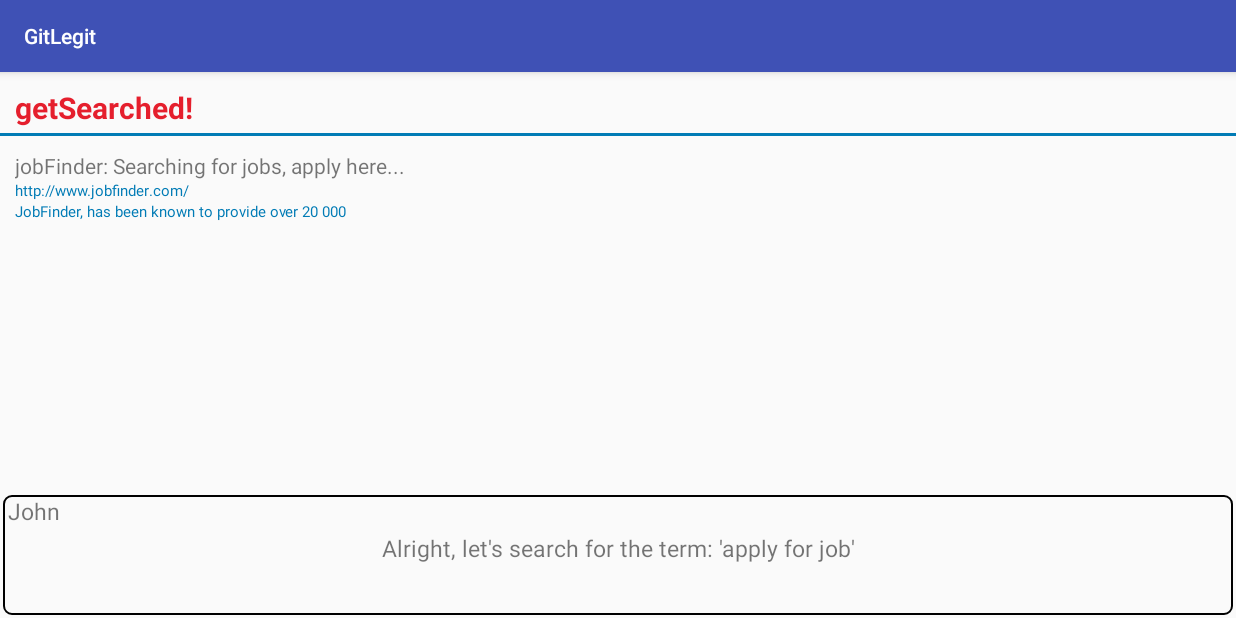
After one commit to LegitGameDeveloper/GitLegit, an Android app: the fragment SearchEngineFragment placed in its activity, on a phone screen of 824 x 412 dp (held sideways). The commit adds this screen. Run offline under Robolectric (Android 15) with nearby library versions, the phone set to English and light mode, and no system bars; our stand-ins replace ButterKnife.

Commit message:
[add]:searchpage

```diff
--- a/app/src/main/AndroidManifest.xml
+++ b/app/src/main/AndroidManifest.xml
@@ -10,15 +10,19 @@
         android:roundIcon="@mipmap/ic_launcher_round"
         android:supportsRtl="true"
         android:theme="@style/AppTheme">
+
         <activity
             android:name=".MainActivity"
             android:screenOrientation="landscape">
+
             <intent-filter>
                 <action android:name="android.intent.action.MAIN" />
 
                 <category android:name="android.intent.category.LAUNCHER" />
             </intent-filter>
+
         </activity>
+
     </application>
 
 </manifest>
--- a/app/src/main/java/gitter/privacy/gitlegit/Fragment/JohnIntroFragment.java
+++ b/app/src/main/java/gitter/privacy/gitlegit/Fragment/JohnIntroFragment.java
@@ -55,7 +55,7 @@ public class JohnIntroFragment extends BaseFragment {
                     ((MainActivity)getActivity()).setStoryText(getString(R.string.john_introduction_2),"John");
                     break;
                 case 4:
-                    ((MainActivity)getActivity()).switchToDifferentScreen(new SearchingForJobFragment(),SearchingForJobFragment.TAG, false);
+                    ((MainActivity)getActivity()).switchToDifferentScreen(new SearchEngineFragment(),SearchEngineFragment.TAG, false);
                 default:
                     Log.e(TAG, "playStory: unknown story counter for introduction given, why u do dis");
             }
--- /dev/null
+++ b/app/src/main/java/gitter/privacy/gitlegit/Fragment/SearchEngineFragment.java
@@ -0,0 +1,61 @@
+package gitter.privacy.gitlegit.Fragment;
+
+import android.os.Bundle;
+import android.support.annotation.Nullable;
+import android.util.Log;
+import android.view.LayoutInflater;
+import android.view.View;
+import android.view.ViewGroup;
+import android.widget.EditText;
+import android.widget.Toast;
+
+import butterknife.BindView;
+import butterknife.ButterKnife;
+import butterknife.OnClick;
+import gitter.privacy.gitlegit.MainActivity;
+import gitter.privacy.gitlegit.R;
+
+/**
+ * Created by jahmale_c on 20/06/2017.
+ */
+
+public class SearchEngineFragment extends BaseFragment {
+
+    public static final String TAG = "SearchEngineFragment";
+    @BindView(R.id.search_et)
+    EditText searchBar;
+
+    @Nullable
+    @Override
+    public View onCreateView(LayoutInflater inflater, @Nullable ViewGroup container, @Nullable Bundle savedInstanceState) {
+        parentView = bindXMLToFragment(R.layout.search_results_view, inflater,container);
+        ButterKnife.bind(this, parentView);
+
+        ((MainActivity)getActivity()).setStoryContainerVisible(true);
+        ((MainActivity)getActivity()).setStoryText(getString(R.string.search_engine_text1),"John");
+
+        ((MainActivity)getActivity()).setmStoryContainerListener(new View.OnClickListener() {
+            @Override
+            public void onClick(View v) {
+                // doesn't do anything
+            }
+        });
+
+        return parentView;
+    }
+
+    @OnClick(R.id.search_btn)
+    public void doSearch(){
+        String textToEvaluate = searchBar.getText().toString();
+        textToEvaluate = textToEvaluate.trim().replaceAll(" +", " ");
+
+        if(textToEvaluate.equalsIgnoreCase("apply for job")){
+            //todo: change view to the 'two results' view
+            Toast.makeText(getActivity(), "Alright, let's make job, yes?", Toast.LENGTH_SHORT).show();
+        }else{
+            //todo: change the view to 'no results found'
+            Toast.makeText(getActivity(), searchBar.getText().toString().trim(),Toast.LENGTH_SHORT).show();
+        }
+
+    }
+}
--- /dev/null
+++ b/app/src/main/res/drawable/search_btn.xml
@@ -0,0 +1,10 @@
+<?xml version="1.0" encoding="utf-8"?>
+<selector xmlns:android="http://schemas.android.com/apk/res/android">
+    <item>
+        <shape android:shape="rectangle">
+            <corners android:radius="5dp"/>
+            <solid android:color="@color/dark_grey"/>
+            <stroke android:width="1px" android:color="@color/white"/>
+        </shape>
+    </item>
+</selector>
--- a/app/src/main/res/layout-land/fill_out_form_view.xml
+++ b/app/src/main/res/layout-land/fill_out_form_view.xml
@@ -16,43 +16,44 @@
         android:layout_width="0dp"
         android:layout_height="wrap_content"
         android:layout_weight="1"
-        android:paddingLeft="5dp"
-        android:orientation="vertical">
+        android:orientation="vertical"
+        android:paddingLeft="5dp">
 
         <TextView
             android:layout_width="match_parent"
             android:layout_height="wrap_content"
+            android:gravity="center"
             android:text="Please enter your information:"
-            android:gravity="center"
-            android:textSize="20sp"/>
+            android:textSize="20sp" />
 
         <EditText
             android:id="@+id/username_input"
             android:layout_width="match_parent"
             android:layout_height="wrap_content"
-            android:paddingLeft="3dp"
-            android:hint="enter your name here..." />
+            android:hint="enter your name here..."
+            android:paddingLeft="3dp" />
 
         <EditText
             android:id="@+id/userlastname_input"
             android:layout_width="match_parent"
             android:layout_height="wrap_content"
-            android:paddingLeft="3dp"
-            android:hint="enter your name here..." />
+            android:hint="enter your name here..."
+            android:paddingLeft="3dp" />
 
         <EditText
             android:id="@+id/socialsecurity_input"
             android:layout_width="match_parent"
             android:layout_height="wrap_content"
-            android:paddingLeft="3dp"
-            android:hint="enter your social security number..." />
+            android:hint="enter your social security number..."
+            android:paddingLeft="3dp" />
 
         <Button
             android:id="@+id/sendFormBtn"
+            style="@style/ApplyButton"
+
             android:layout_width="match_parent"
-            android:layout_height="wrap_content"
-            android:text="send"
-            style="@style/ApplyButton"/>
+            android:layout_height="30dp"
+            android:text="send" />
 
     </LinearLayout>
 
--- /dev/null
+++ b/app/src/main/res/layout-land/search_results_view.xml
@@ -0,0 +1,140 @@
+<?xml version="1.0" encoding="utf-8"?>
+<LinearLayout xmlns:android="http://schemas.android.com/apk/res/android"
+    android:orientation="vertical" android:layout_width="match_parent"
+    android:layout_height="match_parent">
+
+    <LinearLayout
+        android:id="@+id/searchpage_view"
+        android:layout_width="match_parent"
+        android:layout_height="match_parent"
+        android:orientation="vertical"
+        android:visibility="gone">
+
+        <TextView
+            android:layout_width="match_parent"
+            android:layout_height="wrap_content"
+            android:textSize="30sp"
+            android:layout_marginTop="20dp"
+            android:text="getSearched!"
+            android:textStyle="bold"
+            android:gravity="center"
+            android:textColor="@color/goals_red"/>
+
+        <EditText
+            android:id="@+id/search_et"
+            android:layout_width="300dp"
+            android:layout_height="wrap_content"
+            android:layout_gravity="center"
+            android:layout_marginTop="10dp"
+            android:background="@drawable/black_border"
+            android:paddingLeft="10dp"
+            android:hint="enter your search query..."/>
+
+        <Button
+            android:id="@+id/search_btn"
+            android:layout_width="wrap_content"
+            android:layout_height="wrap_content"
+            android:text="let's search it"
+            android:layout_marginTop="20dp"
+            android:layout_gravity="center"
+            style="@style/SearchButton"/>
+
+    </LinearLayout>
+
+    <LinearLayout
+        android:id="@+id/no_results_view"
+        android:layout_width="match_parent"
+        android:layout_height="match_parent"
+        android:orientation="vertical"
+        android:visibility="gone">
+
+        <TextView
+            android:layout_width="wrap_content"
+            android:layout_height="wrap_content"
+            android:textSize="20sp"
+            android:layout_marginTop="10dp"
+            android:layout_marginLeft="10dp"
+            android:text="getSearched!"
+            android:textStyle="bold"
+            android:textColor="@color/goals_red"/>
+
+        <View
+            android:layout_width="match_parent"
+            android:layout_height="2dp"
+            android:background="@color/linkedInBlue"
+            android:layout_marginTop="3dp"/>
+
+        <TextView
+            android:layout_width="wrap_content"
+            android:layout_height="wrap_content"
+            android:textSize="15sp"
+            android:layout_marginTop="10dp"
+            android:layout_marginLeft="10dp"
+            android:text="No results found :("/>
+
+        <Button
+            android:id="@+id/try_again_btn"
+            android:layout_width="wrap_content"
+            android:layout_height="wrap_content"
+            android:text="try another search"
+            android:layout_marginTop="10dp"
+            android:layout_marginLeft="10dp"
+            style ="@style/SearchButton"/>
+
+    </LinearLayout>
+
+    <LinearLayout
+        android:id="@+id/results_found_view"
+        android:layout_width="match_parent"
+        android:layout_height="match_parent"
+        android:orientation="vertical">
+
+        <TextView
+            android:layout_width="wrap_content"
+            android:layout_height="wrap_content"
+            android:textSize="20sp"
+            android:layout_marginTop="10dp"
+            android:layout_marginLeft="10dp"
+            android:text="getSearched!"
+            android:textStyle="bold"
+            android:textColor="@color/goals_red"/>
+
+        <View
+            android:layout_width="match_parent"
+            android:layout_height="2dp"
+            android:background="@color/linkedInBlue"
+            android:layout_marginTop="3dp"/>
+
+        <LinearLayout
+            android:layout_width="match_parent"
+            android:layout_height="wrap_content"
+            android:padding="10dp"
+            android:orientation="vertical">
+
+            <TextView
+                android:layout_width="wrap_content"
+                android:layout_height="wrap_content"
+                android:textSize="14sp"
+                android:text="jobFinder: Searching for jobs, apply here..."/>
+            <TextView
+                android:layout_width="wrap_content"
+                android:layout_height="wrap_content"
+                android:textSize="10sp"
+                android:textColor="@color/linkedInBlue"
+                android:text="http://www.jobfinder.com/"/>
+            <TextView
+                android:layout_width="wrap_content"
+                android:layout_height="wrap_content"
+                android:textSize="10sp"
+                android:textColor="@color/linkedInBlue"
+                android:text="JobFinder, has been known to provide over 20 000"/>
+
+
+        </LinearLayout>
+
+    </LinearLayout>
+
+
+
+
+</LinearLayout>
--- a/app/src/main/res/values/strings.xml
+++ b/app/src/main/res/values/strings.xml
@@ -18,6 +18,9 @@
     If you are interested, please apply below!</string>
     <string name="fill_form_text_1">Alright, time to fill in my information! I have my ID card right here,
         I just need to enter it just as it is on my ID</string>
+    <string name="search_engine_text1">Alright, let\'s search for the term: \'apply for job\'</string>
+    <string name="search_engine_wrong_text">That didn\'t seem to be the correct search term</string>
+    <string name="search_engine_no_results">No results found for \'%1$s\'</string>
 
 
 </resources>
--- a/app/src/main/res/values/styles.xml
+++ b/app/src/main/res/values/styles.xml
@@ -5,6 +5,11 @@
         <item name="colorPrimary">@color/colorPrimary</item>
         <item name="colorPrimaryDark">@color/colorPrimaryDark</item>
         <item name="colorAccent">@color/colorAccent</item>
+    </style>
+
+    <style name="SearchButton" parent="Theme.AppCompat.Light">
+        <item name="android:background">@drawable/search_btn</item>
+        <item name="android:textColor">@color/goals_red</item>
     </style>
 
     <style name="ApplyButton" parent="Theme.AppCompat.Light">
```
